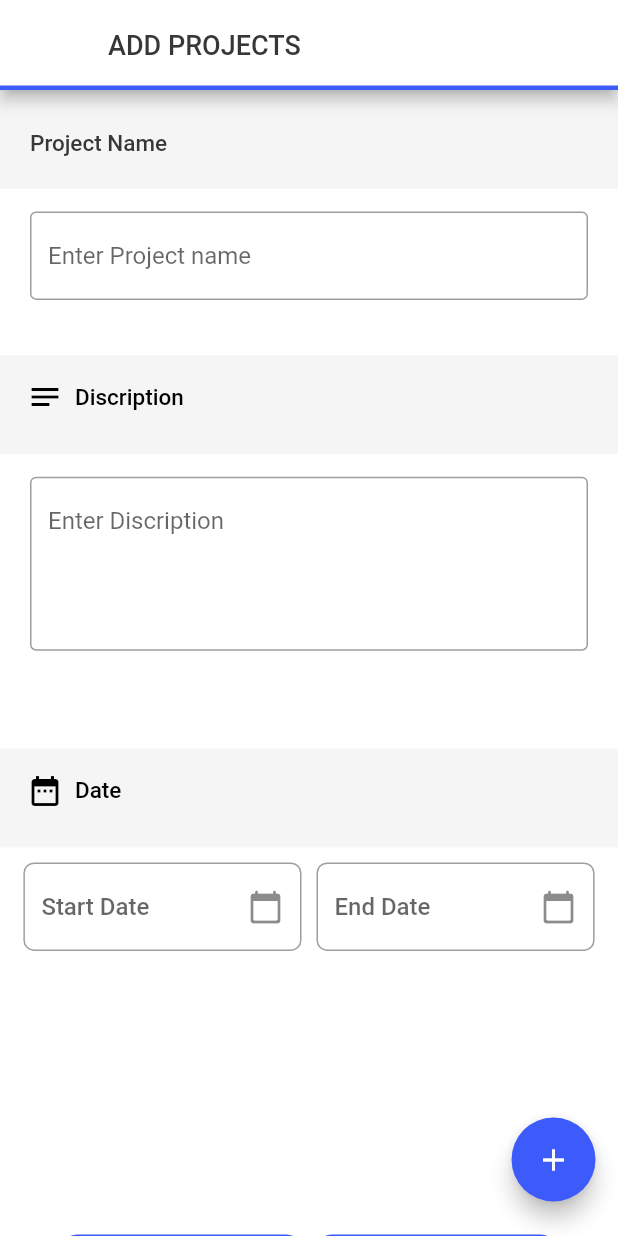
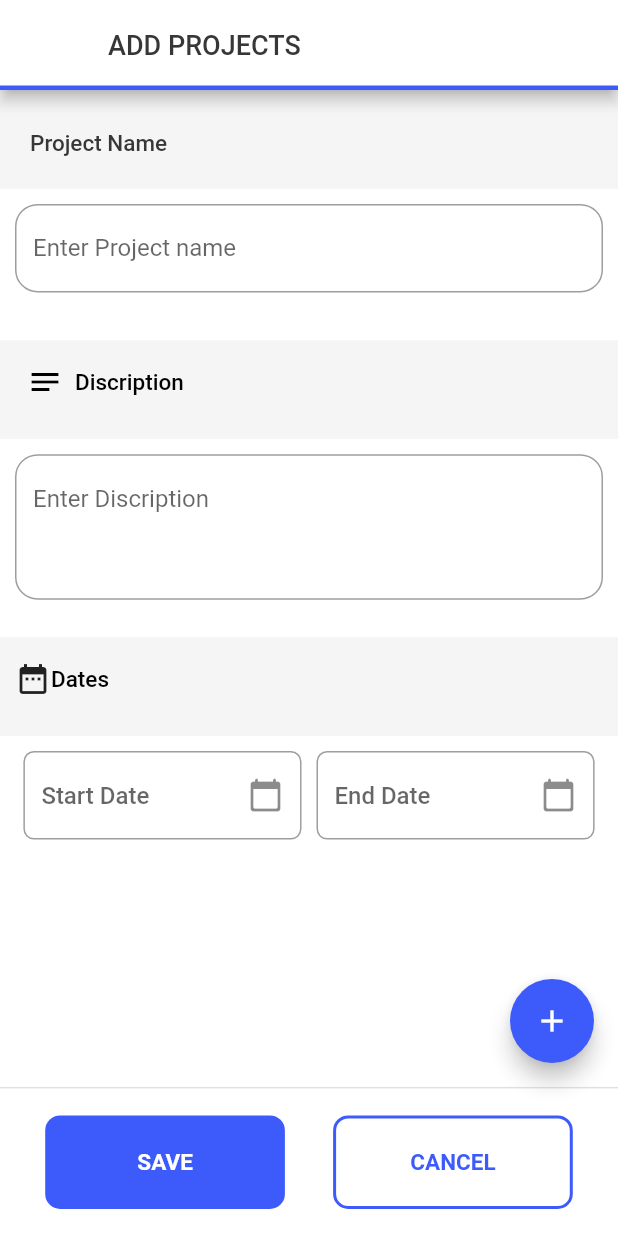
Before and after one commit to Zishan-62/MAANAGE, a Flutter app: the AddProject screen opened by its route, on a phone screen of 412 x 824 dp. Run offline on Flutter 3.47's test engine with Material 2 defaults, Android fonts, the phone set to English and light mode, and no system bars; our stand-ins replace buttons_tabbar, datetime_picker_formfield, firebase_auth, firebase_core, geocoding, geolocator and 6 more; missing offline and left inert: dart:ffi; accounts and stored records are empty; Roboto replaces fonts that are missing (Montserrat).

Commit message:
fixed addproject & createmeeting dart

```diff
--- a/mini_project_3/maanage/lib/Project/AddProject.dart
+++ b/mini_project_3/maanage/lib/Project/AddProject.dart
@@ -34,8 +34,7 @@ class AddProjectState extends State<AddProject> {
         ),
       ),
       body: SingleChildScrollView(
-        child: Column(
-          children: <Widget>[
+        child: Column(children: <Widget>[
           Container(
             alignment: Alignment.topLeft,
             padding: EdgeInsets.fromLTRB(20, 15, 10, 10),
@@ -56,7 +55,7 @@ class AddProjectState extends State<AddProject> {
           ),
           Container(
             alignment: Alignment.topLeft,
-              margin: EdgeInsets.fromLTRB(20, 15, 20, 30),
+            margin: EdgeInsets.fromLTRB(10, 10, 10, 25),
             height: height * 0.08,
             width: width * 0.97,
             color: Color(0xFFFFFFFF),
@@ -65,9 +64,8 @@ class AddProjectState extends State<AddProject> {
                 color: Color(0xFF3C5BFA),
               ),
               decoration: InputDecoration(
-                  border: OutlineInputBorder(
-
-                  ),
+                border:
+                    OutlineInputBorder(borderRadius: BorderRadius.circular(15)),
                 hintText: 'Enter Project name',
               ),
             ),
@@ -81,7 +79,7 @@ class AddProjectState extends State<AddProject> {
             child: Align(
               child: TextButton.icon(
                 // <-- TextButton
-                  onPressed: () {},
+                onPressed: null,
                 icon: Icon(
                   Icons.notes,
                   size: 24,
@@ -99,47 +97,60 @@ class AddProjectState extends State<AddProject> {
             ),
           ),
           Container(
-              alignment: Alignment.topLeft,
-              margin: EdgeInsets.fromLTRB(20, 15, 20, 0),
-              height: height * 0.22,
-              width: width * 0.97,
+            // alignment: Alignment.topLeft,
+            margin: EdgeInsets.only(left: 10, top: 10, bottom: 25, right: 10),
+            // height: height * 0.22,
+            width: double.infinity,
             color: Color(0xFFFFFFFF),
             child: TextFormField(
-                minLines: 4,
-                maxLines: 7,
+              minLines: 3,
+              maxLines: null,
               style: TextStyle(
                 color: Color(0xFF3C5BFA),
               ),
               decoration: InputDecoration(
-                  border: OutlineInputBorder(),
+                border:
+                    OutlineInputBorder(borderRadius: BorderRadius.circular(15)),
                 hintText: 'Enter Discription',
               ),
             ),
           ),
           Container(
-              alignment: Alignment.topLeft,
+            // alignment: Alignment.topLeft,
             padding: EdgeInsets.fromLTRB(10, 0, 10, 10),
             height: height * 0.08,
-              width: width * 1,
+            width: double.infinity,
             color: Color(0xFFF5F5F5),
-              child: Align(
-                child: TextButton.icon(
-                  // <-- TextButton
-                  onPressed: () {},
-                  icon: Icon(
-                    Icons.date_range,
-                    size: 24,
-                    color: Colors.black,
-                  ),
-                  label: Text(
-                    'Date',
+            child: Row(
+              children: [
+                // Align(
+                //   child: TextButton.icon(
+                //     // <-- TextButton
+                //     onPressed: () {},
+                //     icon: Icon(
+                //       Icons.date_range,
+                //       size: 24,
+                //       color: Colors.black,
+                //     ),
+                //     label: Text(
+                //       'Date',
+                //       style: TextStyle(
+                //         color: Colors.black,
+                //         fontSize: 15,
+                //       ),
+                //     ),
+                //   ),
+                //   alignment: Alignment.centerLeft,
+                // ),
+                Icon(Icons.date_range),
+                Text(
+                  'Dates',
                   style: TextStyle(
                       color: Colors.black,
                       fontSize: 15,
+                      fontWeight: FontWeight.w500),
                 ),
-                  ),
-                ),
-                alignment: Alignment.centerLeft,
+              ],
             ),
           ),
           Row(
@@ -189,6 +200,7 @@ class AddProjectState extends State<AddProject> {
                 width: width * 0.45,
                 margin: EdgeInsets.fromLTRB(5, 10, 0, 50),
                 child: TextFormField(
+                  maxLines: null,
                   readOnly: true,
                   style: TextStyle(
                       color: Color(0xFF3C5BFA),
@@ -225,17 +237,100 @@ class AddProjectState extends State<AddProject> {
               )
             ],
           ),
-            Container(
-              alignment: Alignment.centerRight,
-              margin: EdgeInsets.fromLTRB(5, 50, 15, 12),
-              child: FloatingActionButton(
-      child: Icon(Icons.add, color: Color(0xFFFFFFFF),),
+          // Container(
+          //   alignment: Alignment.centerRight,
+          //   margin: EdgeInsets.fromLTRB(5, 50, 15, 12),
+          //   child: FloatingActionButton(
+          //     child: Icon(
+          //       Icons.add,
+          //       color: Color(0xFFFFFFFF),
+          //     ),
+          //     onPressed: () {},
+          //     backgroundColor: Color(0xFf3C5BFA),
+          //   ),
+          // ),
+          //     Row(
+          //       mainAxisAlignment: MainAxisAlignment.center,
+          //       crossAxisAlignment: CrossAxisAlignment.end,
+          //       children: <Widget>[
+          //         Container(
+          //           height: height * 0.10,
+          //           width: width * 0.4,
+          //           child: InkWell(
+          //             child: Container(
+          //               margin: EdgeInsets.fromLTRB(0, 10, 5, 10),
+          //               decoration: BoxDecoration(
+          //                 color: Color(0xFF3C5BFA),
+          //                 borderRadius: BorderRadius.circular(10),
+          //               ),
+          //               child: Align(
+          //                   child: Text(
+          //                     'SAVE',
+          //                     style: TextStyle(
+          //                       color: Colors.white,
+          //                       fontWeight: FontWeight.bold,
+          //                       fontSize: 15
+          //                     ),
+          //                   ),
+          //                   alignment: Alignment.center),
+          //             ),
+          //             //onTap: (){
+          //             //  Navigator.push(context, MaterialPageRoute(builder: (context) => HomePage() ),
+          //             //  },
+          //             onTap: () {
+
+          //             Navigator.pushNamed(context,'project');
+          //             },
+          //           ),
+          //         ),
+          //         Container(
+          //            height: height * 0.10,
+          //           width: width * 0.4,
+          //           child: InkWell(
+          //             child: Container(
+          //               margin: EdgeInsets.fromLTRB(5, 10, 0, 10),
+          //               decoration: BoxDecoration(
+          //                 color: Color(0xFFFFFFFF),
+          //                 borderRadius: BorderRadius.circular(10),
+          //                 border: Border.all(color: Color(0xFF3C5BFA),width: 2),
+          //               ),
+          //               child: Align(
+          //                   child: Text(
+          //                     'CANCEL',
+          //                     style: TextStyle(
+          //                       color: Color(0xFF3C5BFA),
+          //                       fontWeight: FontWeight.bold,
+          //                       fontSize: 15,
+          //                     ),
+          //                   ),
+          //                   alignment: Alignment.center),
+
+          //         ),
+          //         //onTap: (){
+          //             //  Navigator.push(context, MaterialPageRoute(builder: (context) => HomePage() ),
+          //             //  },
+          //             onTap: () {
+          //               Navigator.pop(context);
+          //             },
+          //     )
+
+          //      ), ],
+          // ),
+        ]),
+      ),
+      floatingActionButton: FloatingActionButton(
+        backgroundColor: Color(0xFF3C5BFA),
         onPressed: () {},
-        backgroundColor: Color(0xFf3C5BFA),
+        isExtended: true,
+        child: Icon(
+          Icons.add,
+          color: Color(0xFFFFFFFF),
         ),
       ),
+      //start the floating button from here
+      persistentFooterButtons: [
         Row(
-              mainAxisAlignment: MainAxisAlignment.center,
+          mainAxisAlignment: MainAxisAlignment.spaceEvenly,
           crossAxisAlignment: CrossAxisAlignment.end,
           children: <Widget>[
             Container(
@@ -254,8 +349,7 @@ class AddProjectState extends State<AddProject> {
                         style: TextStyle(
                             color: Colors.white,
                             fontWeight: FontWeight.bold,
-                              fontSize: 15
-                            ),
+                            fontSize: 15),
                       ),
                       alignment: Alignment.center),
                 ),
@@ -263,8 +357,7 @@ class AddProjectState extends State<AddProject> {
                 //  Navigator.push(context, MaterialPageRoute(builder: (context) => HomePage() ),
                 //  },
                 onTap: () {
-
-                    Navigator.pushNamed(context,'project');
+                  Navigator.pushNamed(context, 'project');
                 },
               ),
             ),
@@ -277,7 +370,7 @@ class AddProjectState extends State<AddProject> {
                     decoration: BoxDecoration(
                       color: Color(0xFFFFFFFF),
                       borderRadius: BorderRadius.circular(10),
-                        border: Border.all(color: Color(0xFF3C5BFA),width: 2),
+                      border: Border.all(color: Color(0xFF3C5BFA), width: 2),
                     ),
                     child: Align(
                         child: Text(
@@ -289,7 +382,6 @@ class AddProjectState extends State<AddProject> {
                           ),
                         ),
                         alignment: Alignment.center),
-
                   ),
                   //onTap: (){
                   //  Navigator.push(context, MaterialPageRoute(builder: (context) => HomePage() ),
@@ -297,16 +389,10 @@ class AddProjectState extends State<AddProject> {
                   onTap: () {
                     Navigator.pop(context);
                   },
-            )
-
-
-             ), ],
+                )),
+          ],
         ),
-
-      ]),),
-      //start the floating button from here
-
-
+      ],
     );
   }
 }
--- a/mini_project_3/maanage/lib/meeting/Createmeeting.dart
+++ b/mini_project_3/maanage/lib/meeting/Createmeeting.dart
@@ -66,7 +66,9 @@ class CreateMeetingState extends State<CreateMeeting> {
           toolbarHeight: 60,
           backgroundColor: Color(0xFFFFFFFF),
           leading: IconButton(
-            onPressed: () {Navigator.pop(context);},
+            onPressed: () {
+              Navigator.pop(context);
+            },
             icon: Icon(
               Icons.close,
               color: Color(0xFF373737),
@@ -76,8 +78,11 @@ class CreateMeetingState extends State<CreateMeeting> {
           shape: Border(bottom: BorderSide(color: Color(0xFF3C5BFA), width: 3)),
           elevation: 4,
           iconTheme: const IconThemeData(color: Color(0xFFFFFFFF)),
-          title:Text("CREATE MEETING",style: TextStyle(color:Colors.black,fontWeight: FontWeight.w400,fontSize:16),)
-        ),
+          title: Text(
+            "CREATE MEETING",
+            style: TextStyle(
+                color: Colors.black, fontWeight: FontWeight.w400, fontSize: 16),
+          )),
       body: ListView(children: <Widget>[
         Column(children: <Widget>[
           Container(
@@ -470,8 +475,70 @@ class CreateMeetingState extends State<CreateMeeting> {
                   );
                 }).toList()),
           ),
+          // Row(
+          //   mainAxisAlignment: MainAxisAlignment.center,
+          //   children: [
+          //     Container(
+          //       alignment: Alignment.centerLeft,
+          //       height: height * 0.085,
+          //       width: width * 0.4,
+          //       child: InkWell(
+          //         child: Container(
+          //           margin: EdgeInsets.fromLTRB(10, 10, 0, 5),
+          //           decoration: BoxDecoration(
+          //             color: Color(0xFF3C5BFA),
+          //             borderRadius: BorderRadius.circular(10),
+          //           ),
+          //           child: Align(
+          //               child: Text(
+          //                 'Submit',
+          //                 style: TextStyle(
+          //                   color: Colors.white,
+          //                 ),
+          //               ),
+          //               alignment: Alignment.center),
+          //         ),
+          //         //onTap: (){
+          //         //  Navigator.push(context, MaterialPageRoute(builder: (context) => HomePage() ),
+          //         //  },
+          //         onTap: () {},
+          //       ),
+          //     ),
+          //     Container(
+          //       height: height * 0.085,
+          //       width: width * 0.4,
+          //       alignment: Alignment.bottomRight,
+          //       child: InkWell(
+          //         child: Container(
+          //           margin: EdgeInsets.fromLTRB(5, 10, 10, 5),
+          //           decoration: BoxDecoration(
+          //             color: Color(0xFFFF4545),
+          //             borderRadius: BorderRadius.circular(10),
+          //           ),
+          //           child: Align(
+          //               child: Text(
+          //                 'Cancel',
+          //                 style: TextStyle(
+          //                   color: Colors.white,
+          //                 ),
+          //               ),
+          //               alignment: Alignment.center),
+          //         ),
+          //         //onTap: (){
+          //         //  Navigator.push(context, MaterialPageRoute(builder: (context) => HomePage() ),
+          //         //  },
+          //         onTap: () {
+          //           Navigator.pop(context);
+          //         },
+          //       ),
+          //     ),
+          //   ],
+          // ),
+        ])
+      ]),
+      persistentFooterButtons: [
         Row(
-              mainAxisAlignment: MainAxisAlignment.center,
+          mainAxisAlignment: MainAxisAlignment.spaceBetween,
           children: [
             Container(
               alignment: Alignment.centerLeft,
@@ -529,8 +596,8 @@ class CreateMeetingState extends State<CreateMeeting> {
             ),
           ],
         ),
-          ])
-        ]));
+      ],
+    );
   }
 }
 
```
Lines whose indentation alone changed are shown as unchanged.
